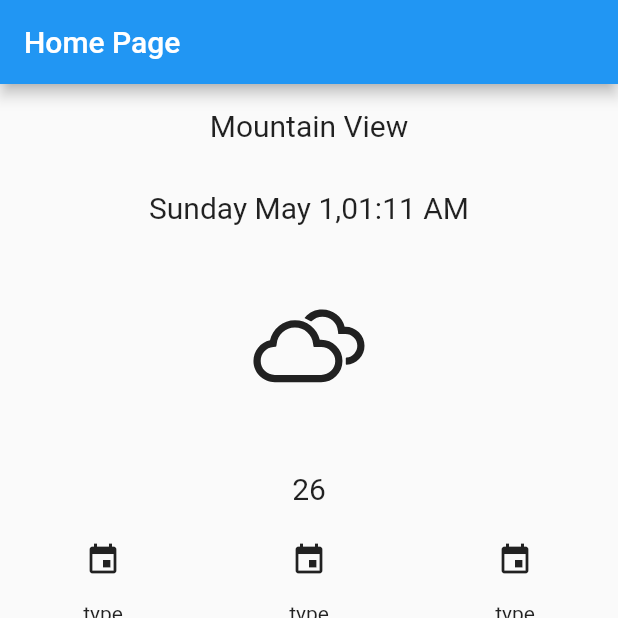
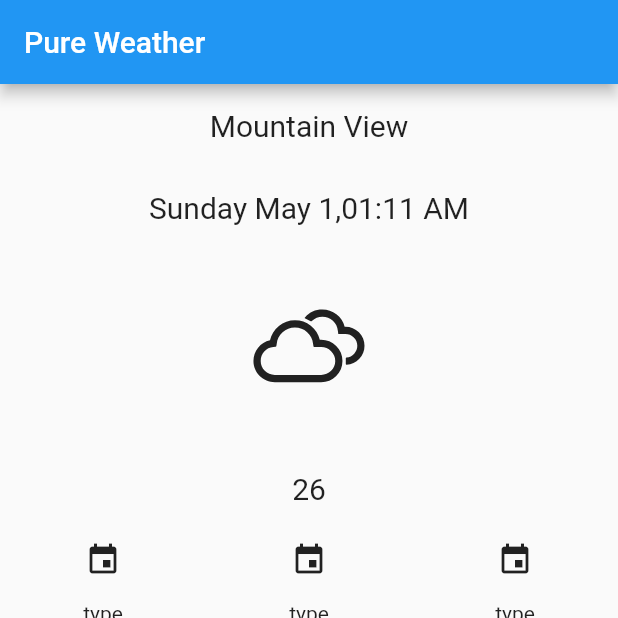
Before and after one commit to pureweather/PureWeather, a Flutter app: the screen it shows after launch, on a phone screen of 412 x 824 dp, the top half of it. Run offline on Flutter 3.47's test engine with Material 2 defaults, Android fonts, the phone set to English and light mode, and no system bars; our stand-ins replace flutter_svg, weather_icons.

```diff
--- a/lib/home/root_page.dart
+++ b/lib/home/root_page.dart
@@ -42,7 +42,7 @@ class _RootPageState extends State<RootPage>
       // Appbar
       appBar: AppBar(
         // Title
-        title: Text(S.of(context).homePage),
+        title: Text(S.current.appName),
         // Set the background color of the App Bar
         backgroundColor: Colors.blue,
       ),
--- a/pubspec.yaml
+++ b/pubspec.yaml
@@ -24,7 +24,7 @@ dependencies:
   flutter:
     sdk: flutter
   intl: ^0.16.1
-  flutter_svg: ^0.18.0
+  flutter_svg: ^0.17.4
   weather_icons: ^2.0.1
   flutter_localizations:
     sdk: flutter
```
Also changed, not shown: 1 other file.
